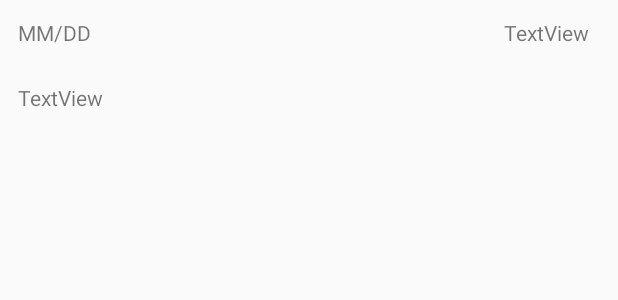
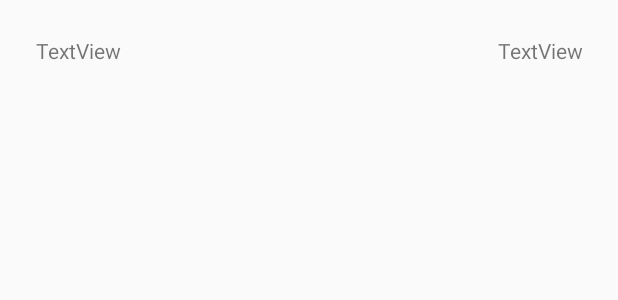
Before and after one commit to GeckoJnlx3/money-monster, an Android app built with Jetpack Compose: the layout finance_history_item.xml on its own in the app's theme, with its tools: preview values and no code run, on a phone screen of 412 x 824 dp. Shown: the top 300 px of the screen. Run offline under Robolectric (Android 15) with nearby library versions, the phone set to English and light mode, and no system bars.

Commit message:
fixed db + history viewholder

```diff
--- a/app/src/main/java/com/mobdeve/s11/group2/moneymonster/FinanceActivity.kt
+++ b/app/src/main/java/com/mobdeve/s11/group2/moneymonster/FinanceActivity.kt
@@ -122,9 +122,10 @@ class FinanceActivity : ComponentActivity() {
         val record = FinanceRecord(
             id = 0,
             type = if (isLoggingExpense) "Expense" else "Income",
+            date = date,
+            currency = currencyText.text.toString(),
             amount = amount.toString(),
             category = category,
-            date = date,
             description = description
         )
 
--- a/app/src/main/java/com/mobdeve/s11/group2/moneymonster/FinanceRecord.kt
+++ b/app/src/main/java/com/mobdeve/s11/group2/moneymonster/FinanceRecord.kt
@@ -3,8 +3,9 @@ package com.mobdeve.s11.group2.moneymonster
 data class FinanceRecord (
     val id: Int,
     val type: String,
-    val category: String, // Int category ex. 1 Food 2 Utility (havent done)
+    val date: String,
+    val currency: String,
     val amount: String?,
-    val date: String,
+    val category: String,
     val description: String,
 )
--- a/app/src/main/res/layout/finance_history_item.xml
+++ b/app/src/main/res/layout/finance_history_item.xml
@@ -12,30 +12,22 @@
         android:orientation="horizontal">
 
         <TextView
-            android:id="@+id/date"
-            android:layout_width="wrap_content"
-            android:layout_height="wrap_content"
-            android:layout_weight="0"
-            android:text="MM/DD" />
-
-        <TextView
             android:id="@+id/amount"
             android:layout_width="match_parent"
             android:layout_height="wrap_content"
-            android:layout_marginRight="12px"
+            android:layout_margin="18px"
             android:layout_weight="1"
-            android:gravity="left"
-            android:text="TextView"
-            android:textAlignment="textEnd" />
+            android:text="TextView" />
+
+        <TextView
+            android:id="@+id/category"
+            android:layout_width="match_parent"
+            android:layout_height="wrap_content"
+            android:layout_margin="18px"
+            android:layout_weight="1"
+            android:gravity="right"
+            android:text="TextView" />
 
     </LinearLayout>
 
-    <TextView
-        android:id="@+id/category"
-        android:layout_width="match_parent"
-        android:layout_height="wrap_content"
-        android:layout_weight="1"
-        android:layout_margin="18px"
-        android:text="TextView" />
-
 </LinearLayout>
```
Also changed, not shown: app/src/main/java/com/mobdeve/s11/group2/moneymonster/FinanceDatabaseHelper.kt (+16 -10 lines), app/src/main/java/com/mobdeve/s11/group2/moneymonster/FinanceRecordAdapter.kt (+4 -3 lines).
